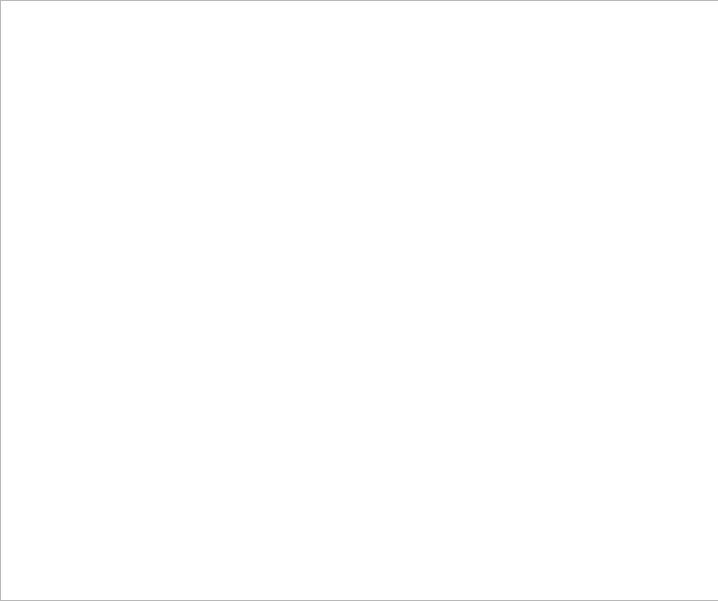
Above: widget.ui from Justy5/Cursova_Kuchma before the change. Below: the same form after it.
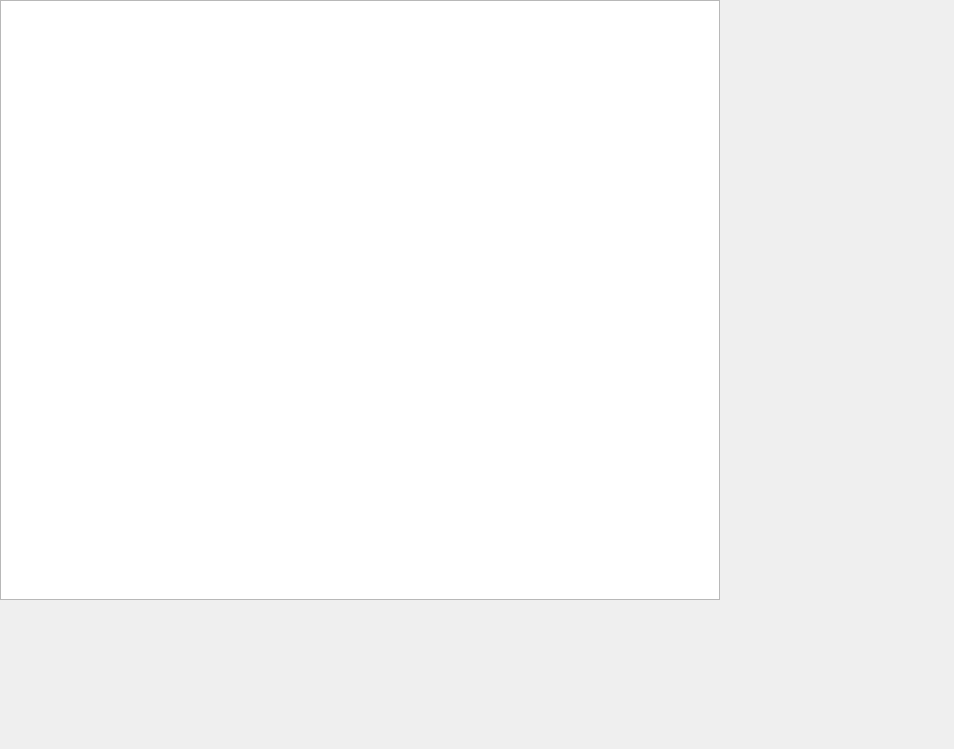
That is the form after the change.

Patch:
```diff
--- a/widget.ui
+++ b/widget.ui
@@ -6,25 +6,28 @@
    <rect>
     <x>0</x>
     <y>0</y>
-    <width>718</width>
-    <height>601</height>
+    <width>954</width>
+    <height>749</height>
    </rect>
   </property>
   <property name="windowTitle">
    <string>Widget</string>
   </property>
-  <property name="autoFillBackground">
-   <bool>false</bool>
-  </property>
   <widget class="QGraphicsView" name="graphicsView">
    <property name="geometry">
     <rect>
      <x>0</x>
      <y>0</y>
-     <width>721</width>
-     <height>601</height>
+     <width>720</width>
+     <height>600</height>
     </rect>
    </property>
+   <property name="minimumSize">
+    <size>
+     <width>720</width>
+     <height>600</height>
+    </size>
+   </property>
   </widget>
  </widget>
  <layoutdefault spacing="6" margin="11"/>
```
